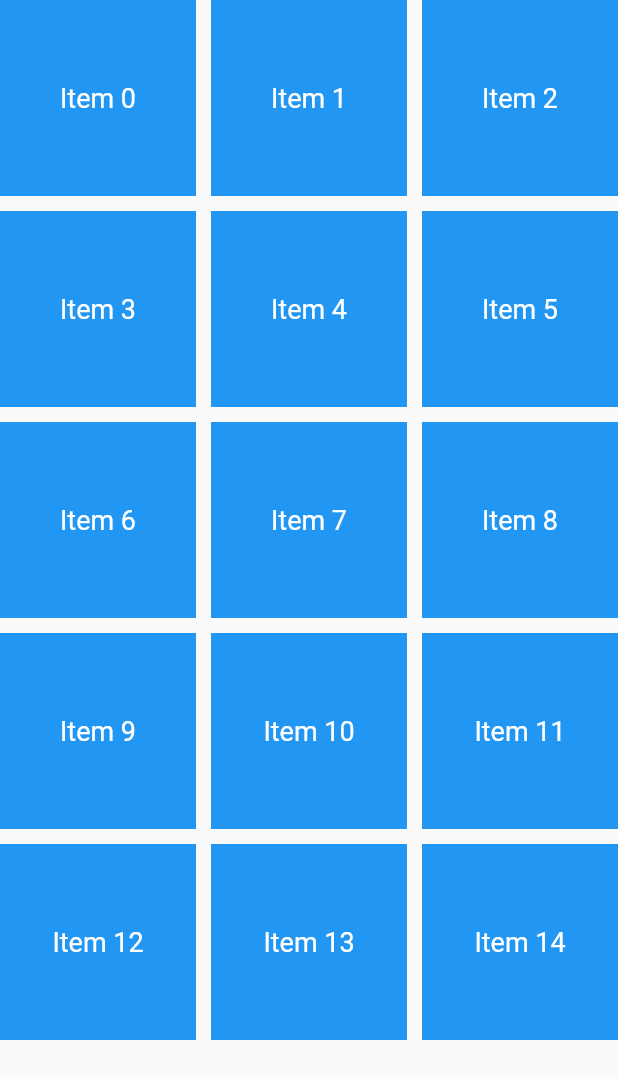
After one commit to tapashmajumder/flutter_stashword, a Flutter app: the AddItemWidget screen opened directly, on a phone screen of 412 x 824 dp. The commit adds this screen. Shown: the top 1079 px of the screen. Run offline on Flutter 3.47's test engine with Material 2 defaults, Android fonts, the phone set to English and light mode, and no system bars; our stand-ins replace dartz, equatable, flutter_secure_storage, hive, hive_flutter, hooks_riverpod and 1 more; missing offline and left inert: encrypt, pointycastle; accounts and stored records are empty.

```diff
--- /dev/null
+++ b/lib/ui/item/add_item.dart
@@ -0,0 +1,35 @@
+import 'package:flutter/material.dart';
+
+class AddItemWidget extends StatelessWidget {
+  const AddItemWidget({super.key});
+
+  @override
+  Widget build(BuildContext context) {
+    return Scaffold(
+      body: GridView.builder(
+        itemCount: 15, // Set the total number of items
+        gridDelegate: const SliverGridDelegateWithMaxCrossAxisExtent(
+          maxCrossAxisExtent: 150.0, // Maximum width of each cell
+          crossAxisSpacing: 10.0, // Spacing between columns
+          mainAxisSpacing: 10.0, // Spacing between rows
+          childAspectRatio: 1.0, // Width to height ratio of each cell
+        ),
+        itemBuilder: (BuildContext context, int index) {
+          // Build each item in the collection view
+          return Container(
+            color: Colors.blue, // Example item styling
+            child: Center(
+              child: Text(
+                'Item $index',
+                style: const TextStyle(
+                  color: Colors.white,
+                  fontSize: 18.0,
+                ),
+              ),
+            ),
+          );
+        },
+      ),
+    );
+  }
+}
```
Also changed, not shown: lib/ui/item/items.dart (+52 -1 lines).
